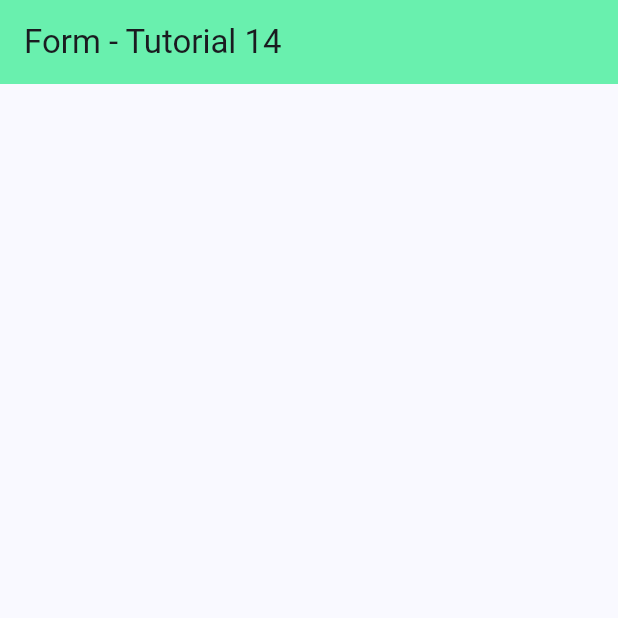
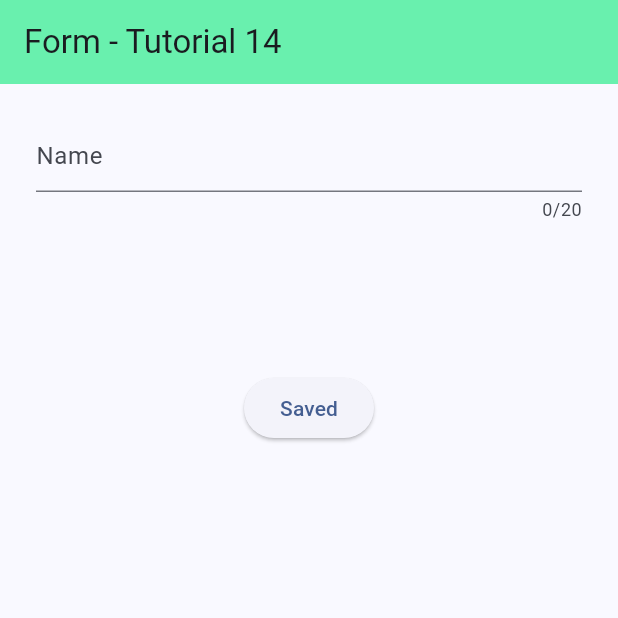
Before and after one commit to Pathirana99/Flutter, a Flutter app: the screen it shows after launch, on a phone screen of 412 x 824 dp, the top half of it. Run offline on Flutter 3.47's test engine with Material 3 defaults, Android fonts, the phone set to English and light mode, and no system bars; our stand-ins replace device_preview.

Commit message:
Update form-test.dart

```diff
--- a/appl/lib/form-test.dart
+++ b/appl/lib/form-test.dart
@@ -8,6 +8,10 @@ class FormTest extends StatefulWidget {
 }
 
 class _FormTestState extends State<FormTest> {
+  final GlobalKey<FormState> _formKey = GlobalKey<FormState>();
+
+  late String name;
+
   @override
   Widget build(BuildContext context) {
     return Scaffold(
@@ -15,6 +19,50 @@ class _FormTestState extends State<FormTest> {
         backgroundColor: Colors.greenAccent,
         title: Text('Form - Tutorial 14'),
       ),
+      body: SingleChildScrollView(
+        key: _formKey,
+        child: Form(
+          child: Container(
+            margin: const EdgeInsets.all(24.0),
+            child: Column(
+              children: [
+               TextFormField(
+                 maxLength: 20,
+                 decoration: InputDecoration(hintText: 'Name'),
+                 maxLines: 1,
+                 validator:(text){
+                   if(text!.isEmpty){
+                     return'can not empty';
+                   }
+                   return null;
+                 },
+                 onSaved: (text){
+                   name = text!;
+                 },
+               ),
+                SizedBox(
+                  height: 100,
+                ),
+                Container(
+                  child: ElevatedButton(
+                    onPressed: (){},
+                    // onPressed: () {
+                    //    if (_formKey.currentState!.validate()) {
+                    //      _formKey.currentState!.save();
+                    //     ScaffoldMessenger.of(context).showSnackBar(
+                    //       SnackBar(content: Text('Name saved: $name')),
+                    //     );
+                    //   }
+                    // },
+                   // child: Text('Save'),
+                    child: Text('Saved'),
+                  ),
+                ),
+              ],
+            ),
+          ),
+        ),
+      ),
     );
   }
 }
```
